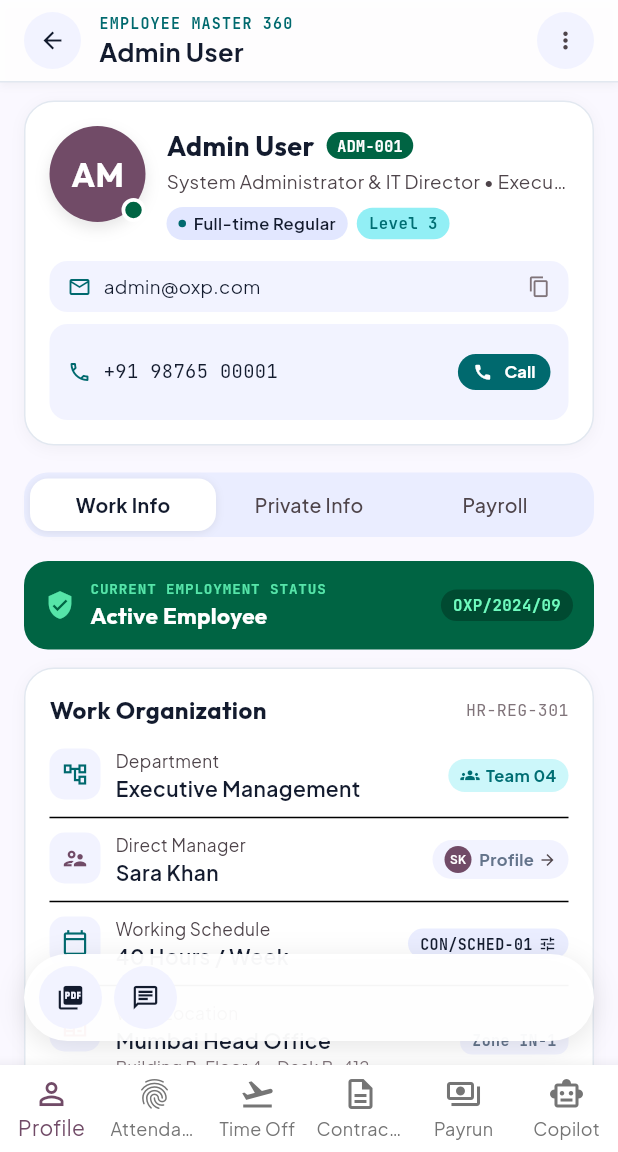
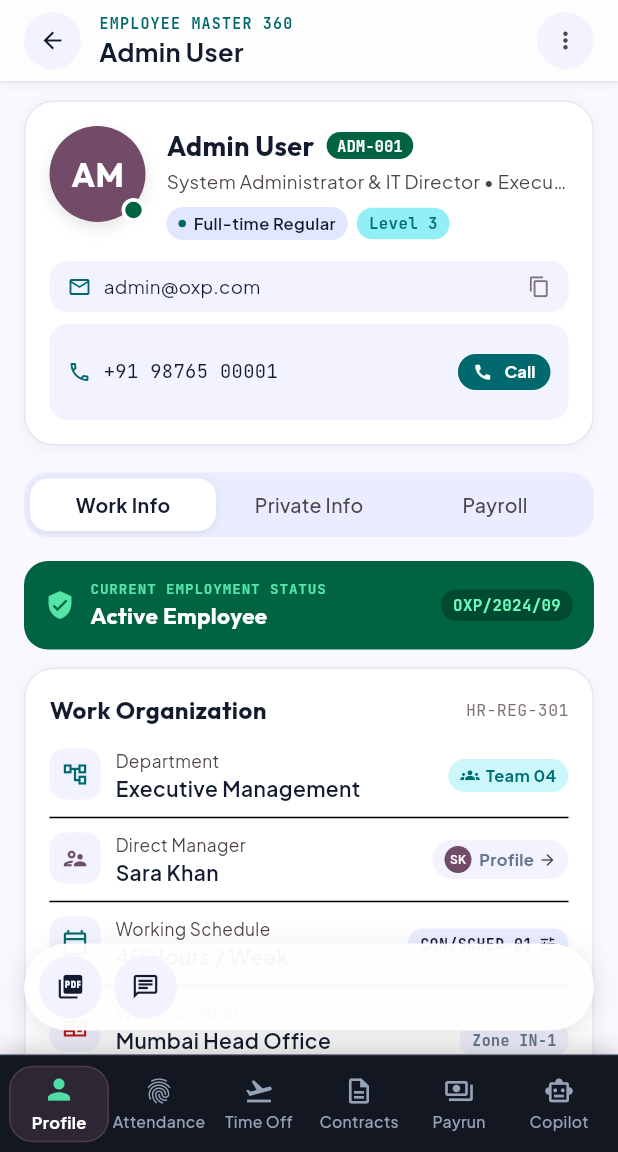
Before and after one commit to Siddharth184/PeoplePay360, a Flutter app: the screen it shows after launch, after a tap on "Sign In to Workspace", on a phone screen of 412 x 824 dp, the part 84-1236 px from its top. Run offline on Flutter 3.47's test engine with Material 3 defaults, Android fonts, the phone set to English and light mode, and no system bars; our stand-ins replace flutter_animate, flutter_markdown, google_fonts, pdf, printing; accounts and stored records are empty; network calls fail; project files that could hold a hidden picture were left out.

Commit message:
fix(contracts): ensure employee details map accurately when HR opens any employee contract

```diff
--- a/frontend/lib/screens/contracts_screen.dart
+++ b/frontend/lib/screens/contracts_screen.dart
@@ -8,7 +8,15 @@ import '../models/models.dart';
 
 class ContractsScreen extends StatefulWidget {
   final void Function(int index)? onNavigateTab;
-  const ContractsScreen({super.key, this.onNavigateTab});
+  final EmployeeModel? initialEmployee;
+  final String? employeeId;
+
+  const ContractsScreen({
+    super.key,
+    this.onNavigateTab,
+    this.initialEmployee,
+    this.employeeId,
+  });
 
   @override
   State<ContractsScreen> createState() => _ContractsScreenState();
@@ -36,13 +44,22 @@ class _ContractsScreenState extends State<ContractsScreen> {
   @override
   void initState() {
     super.initState();
-    _emp = MockDataService.currentEmployee;
+    if (widget.initialEmployee != null) {
+      _emp = widget.initialEmployee!;
+    } else if (widget.employeeId != null && widget.employeeId!.isNotEmpty) {
+      _emp = MockDataService.allEmployees.firstWhere(
+        (e) => e.id == widget.employeeId,
+        orElse: () => MockDataService.currentEmployee,
+      );
+    } else {
+      _emp = MockDataService.currentEmployee;
+    }
     EmployeeService.currentEmployeeNotifier.addListener(_onEmployeeChanged);
     _fetchContracts();
   }
 
   void _onEmployeeChanged() {
-    if (mounted) {
+    if (mounted && widget.initialEmployee == null && widget.employeeId == null) {
       setState(() {
         _emp = EmployeeService.currentEmployeeNotifier.value;
       });
@@ -61,19 +78,51 @@ class _ContractsScreenState extends State<ContractsScreen> {
     if (mounted && res.isSuccess && res.data != null && res.data!.isNotEmpty) {
       _allContracts = res.data!;
       final matching = _allContracts.firstWhere(
-        (c) => c.employeeName.toLowerCase().contains(_emp.name.toLowerCase().split(' ').first),
-        orElse: () => _allContracts.first,
+        (c) => _matchesEmployeeName(c.employeeName, _emp.name),
+        orElse: () => _buildFallbackContract(_emp),
       );
       _applyContractData(matching);
     } else {
       // Fallback from MockDataService
       _allContracts = MockDataService.contracts;
       final matching = _allContracts.firstWhere(
-        (c) => c.employeeName.toLowerCase().contains(_emp.name.toLowerCase().split(' ').first),
-        orElse: () => _allContracts.first,
+        (c) => _matchesEmployeeName(c.employeeName, _emp.name),
+        orElse: () => _buildFallbackContract(_emp),
       );
       _applyContractData(matching);
     }
+  }
+
+  bool _matchesEmployeeName(String contractEmpName, String targetEmpName) {
+    final c = contractEmpName.toLowerCase().trim();
+    final t = targetEmpName.toLowerCase().trim();
+    if (c == t) return true;
+    final cParts = c.split(' ');
+    final tParts = t.split(' ');
+    if (cParts.first.length >= 3 && tParts.first.length >= 3 && cParts.first == tParts.first) {
+      return true;
+    }
+    return false;
+  }
+
+  ContractModel _buildFallbackContract(EmployeeModel emp) {
+    final ref = 'CON/2026/${(emp.name.hashCode.abs() % 8999 + 1000)}';
+    final joiningDt = DateTime.tryParse(emp.dateOfJoining ?? '') ?? DateTime(2024, 1, 1);
+    final isExecutive = emp.jobTitle.toLowerCase().contains('director') ||
+        emp.jobTitle.toLowerCase().contains('manager') ||
+        emp.jobTitle.toLowerCase().contains('lead');
+    final structure = isExecutive ? 'Executive Salary Structure' : 'Regular Employee Base';
+
+    return ContractModel(
+      id: 'con-${emp.id}',
+      refCode: ref,
+      employeeName: emp.name,
+      department: emp.department.isNotEmpty ? emp.department : 'Human Resources',
+      startDate: "${joiningDt.year}-${joiningDt.month.toString().padLeft(2, '0')}-${joiningDt.day.toString().padLeft(2, '0')}",
+      wageMonthly: isExecutive ? 115000.0 : 85000.0,
+      status: 'RUNNING',
+      structureName: structure,
+    );
   }
 
   void _applyContractData(ContractModel c) {
--- a/frontend/lib/screens/employee_profile_screen.dart
+++ b/frontend/lib/screens/employee_profile_screen.dart
@@ -158,7 +158,10 @@ class _EmployeeProfileScreenState extends State<EmployeeProfileScreen> {
         Navigator.push(
           context,
           MaterialPageRoute(
-            builder: (context) => ContractsScreen(onNavigateTab: widget.onNavigateTab),
+            builder: (context) => ContractsScreen(
+              onNavigateTab: widget.onNavigateTab,
+              initialEmployee: emp,
+            ),
           ),
         );
         break;
--- a/frontend/lib/screens/home_navigation_screen.dart
+++ b/frontend/lib/screens/home_navigation_screen.dart
@@ -213,40 +213,34 @@ class _HomeNavigationScreenState extends State<HomeNavigationScreen> {
       isAdmin ? UserManagementScreen(onNavigateTab: _onTabSelected) : accessDeniedScreen('User Management & RBAC', 'System Administrator'), // 11: User Management
     ];
 
-    // Build bottom navigation bar items based on role
-    List<BottomNavigationBarItem> bottomNavItems;
-    List<int> bottomNavIndices;
-
+    // Build enriched navigation bar items based on role
+    List<_NavItem> enrichedNavItems;
     if (isEmployee) {
-      bottomNavItems = const [
-        BottomNavigationBarItem(icon: Icon(Icons.person_outline), label: 'My Profile'),
-        BottomNavigationBarItem(icon: Icon(Icons.fingerprint), label: 'Attendance'),
-        BottomNavigationBarItem(icon: Icon(Icons.flight_takeoff), label: 'Time Off'),
-        BottomNavigationBarItem(icon: Icon(Icons.smart_toy_outlined), label: 'Copilot'),
+      enrichedNavItems = const [
+        _NavItem(icon: Icons.person_outline, activeIcon: Icons.person, label: 'My Profile', targetIndex: 0),
+        _NavItem(icon: Icons.fingerprint, activeIcon: Icons.fingerprint, label: 'Attendance', targetIndex: 1),
+        _NavItem(icon: Icons.flight_takeoff, activeIcon: Icons.flight_takeoff, label: 'Time Off', targetIndex: 2),
+        _NavItem(icon: Icons.smart_toy_outlined, activeIcon: Icons.smart_toy, label: 'Copilot', targetIndex: 6),
       ];
-      bottomNavIndices = [0, 1, 2, 6];
     } else if (isHrManager) {
-      bottomNavItems = const [
-        BottomNavigationBarItem(icon: Icon(Icons.people_outline), label: 'Employees'),
-        BottomNavigationBarItem(icon: Icon(Icons.fingerprint), label: 'Attendance'),
-        BottomNavigationBarItem(icon: Icon(Icons.flight_takeoff), label: 'Time Off'),
-        BottomNavigationBarItem(icon: Icon(Icons.smart_toy_outlined), label: 'Copilot'),
+      enrichedNavItems = const [
+        _NavItem(icon: Icons.people_outline, activeIcon: Icons.people, label: 'Employees', targetIndex: 7),
+        _NavItem(icon: Icons.fingerprint, activeIcon: Icons.fingerprint, label: 'Attendance', targetIndex: 1),
+        _NavItem(icon: Icons.flight_takeoff, activeIcon: Icons.flight_takeoff, label: 'Time Off', targetIndex: 2),
+        _NavItem(icon: Icons.smart_toy_outlined, activeIcon: Icons.smart_toy, label: 'Copilot', targetIndex: 6),
       ];
-      bottomNavIndices = [7, 1, 2, 6];
     } else {
-      bottomNavItems = const [
-        BottomNavigationBarItem(icon: Icon(Icons.person_outline), label: 'Profile'),
-        BottomNavigationBarItem(icon: Icon(Icons.fingerprint), label: 'Attendance'),
-        BottomNavigationBarItem(icon: Icon(Icons.flight_takeoff), label: 'Time Off'),
-        BottomNavigationBarItem(icon: Icon(Icons.description_outlined), label: 'Contracts'),
-        BottomNavigationBarItem(icon: Icon(Icons.payments_outlined), label: 'Payrun'),
-        BottomNavigationBarItem(icon: Icon(Icons.smart_toy_outlined), label: 'Copilot'),
+      enrichedNavItems = const [
+        _NavItem(icon: Icons.person_outline, activeIcon: Icons.person, label: 'Profile', targetIndex: 0),
+        _NavItem(icon: Icons.fingerprint, activeIcon: Icons.fingerprint, label: 'Attendance', targetIndex: 1),
+        _NavItem(icon: Icons.flight_takeoff, activeIcon: Icons.flight_takeoff, label: 'Time Off', targetIndex: 2),
+        _NavItem(icon: Icons.description_outlined, activeIcon: Icons.description, label: 'Contracts', targetIndex: 3),
+        _NavItem(icon: Icons.payments_outlined, activeIcon: Icons.payments, label: 'Payrun', targetIndex: 4),
+        _NavItem(icon: Icons.smart_toy_outlined, activeIcon: Icons.smart_toy, label: 'Copilot', targetIndex: 6),
       ];
-      bottomNavIndices = [0, 1, 2, 3, 4, 6];
     }
 
-    int currentBottomNavIndex = bottomNavIndices.indexOf(_currentIndex);
-    if (currentBottomNavIndex == -1) currentBottomNavIndex = 0;
+    final bottomNavIndices = enrichedNavItems.map((e) => e.targetIndex).toList();
 
     return PopScope(
       canPop: false,
@@ -574,18 +568,111 @@ class _HomeNavigationScreenState extends State<HomeNavigationScreen> {
           index: _currentIndex,
           children: screens,
         ),
-        bottomNavigationBar: BottomNavigationBar(
-          currentIndex: currentBottomNavIndex,
-          onTap: (navIndex) {
-            final targetTab = bottomNavIndices[navIndex];
-            _onTabSelected(targetTab);
-          },
-          type: BottomNavigationBarType.fixed,
-          selectedItemColor: AppTheme.odooAubergine,
-          unselectedItemColor: Colors.grey.shade600,
-          items: bottomNavItems,
+        bottomNavigationBar: _buildEnrichedNavBar(
+          items: enrichedNavItems,
+          currentIndex: _currentIndex,
+          onSelect: _onTabSelected,
+        ),
+      ),
+    );
+  }
+
+  Widget _buildEnrichedNavBar({
+    required List<_NavItem> items,
+    required int currentIndex,
+    required Function(int) onSelect,
+  }) {
+    // Determine active index in items list. If currentIndex is not in items, activeIdx is -1 (no item highlighted!)
+    final activeIdx = items.indexWhere((item) => item.targetIndex == currentIndex);
+
+    return Container(
+      decoration: const BoxDecoration(
+        color: Color(0xFF131722),
+        boxShadow: [
+          BoxShadow(
+            color: Color(0x33000000),
+            blurRadius: 12,
+            offset: Offset(0, -3),
+          ),
+        ],
+        border: Border(
+          top: BorderSide(color: Color(0xFF252C3D), width: 1),
+        ),
+      ),
+      child: SafeArea(
+        top: false,
+        child: Container(
+          height: 64,
+          padding: const EdgeInsets.symmetric(horizontal: 6, vertical: 6),
+          child: Row(
+            mainAxisAlignment: MainAxisAlignment.spaceAround,
+            children: List.generate(items.length, (i) {
+              final item = items[i];
+              final isSelected = (i == activeIdx);
+
+              return Expanded(
+                child: InkWell(
+                  onTap: () => onSelect(item.targetIndex),
+                  borderRadius: BorderRadius.circular(16),
+                  splashColor: const Color(0xFF714B67).withValues(alpha: 0.2),
+                  highlightColor: Colors.transparent,
+                  child: AnimatedContainer(
+                    duration: const Duration(milliseconds: 220),
+                    curve: Curves.easeOutCubic,
+                    padding: const EdgeInsets.symmetric(vertical: 4),
+                    decoration: isSelected
+                        ? BoxDecoration(
+                            color: const Color(0xFF714B67).withValues(alpha: 0.28),
+                            borderRadius: BorderRadius.circular(16),
+                            border: Border.all(
+                              color: const Color(0xFF714B67).withValues(alpha: 0.5),
+                              width: 1,
+                            ),
+                          )
+                        : null,
+                    child: Column(
+                      mainAxisAlignment: MainAxisAlignment.center,
+                      mainAxisSize: MainAxisSize.min,
+                      children: [
+                        Icon(
+                          isSelected ? item.activeIcon : item.icon,
+                          color: isSelected ? const Color(0xFF4EDEA3) : const Color(0xFF94A3B8),
+                          size: isSelected ? 22 : 20,
+                        ),
+                        const SizedBox(height: 3),
+                        Text(
+                          item.label,
+                          maxLines: 1,
+                          overflow: TextOverflow.ellipsis,
+                          style: TextStyle(
+                            fontSize: isSelected ? 11 : 10.5,
+                            fontWeight: isSelected ? FontWeight.bold : FontWeight.w500,
+                            color: isSelected ? Colors.white : const Color(0xFF94A3B8),
+                          ),
+                        ),
+                      ],
+                    ),
+                  ),
+                ),
+              );
+            }),
+          ),
         ),
       ),
     );
   }
 }
+
+class _NavItem {
+  final IconData icon;
+  final IconData activeIcon;
+  final String label;
+  final int targetIndex;
+
+  const _NavItem({
+    required this.icon,
+    required this.activeIcon,
+    required this.label,
+    required this.targetIndex,
+  });
+}
--- a/frontend/lib/services/mock_data_service.dart
+++ b/frontend/lib/services/mock_data_service.dart
@@ -350,13 +350,19 @@ class MockDataService {
   ];
 
   static List<ContractModel> contracts = [
-    ContractModel(id: 'con-01', refCode: 'CON/2026/0042', employeeName: 'Aarav Sharma', department: 'Finance & Tech Ops', startDate: '2026-01-01', wageMonthly: 100000.0, status: 'RUNNING', structureName: 'Regular Employee Base'),
-    ContractModel(id: 'con-02', refCode: 'CON/2025/0011', employeeName: 'Aarav Sharma', department: 'Software Dev', startDate: '2025-01-01', endDate: '2025-12-31', wageMonthly: 85000.0, status: 'EXPIRED', structureName: 'Regular Employee Base'),
-    ContractModel(id: 'con-03', refCode: 'CON/2026/0043', employeeName: 'Priya Patel', department: 'Finance & Tech Ops', startDate: '2026-01-01', wageMonthly: 92000.0, status: 'RUNNING', structureName: 'Regular Employee Base'),
-    ContractModel(id: 'con-04', refCode: 'CON/2026/0044', employeeName: 'Vikram Singh', department: 'Engineering', startDate: '2026-02-01', wageMonthly: 78000.0, status: 'RUNNING', structureName: 'Regular Employee Base'),
-    ContractModel(id: 'con-05', refCode: 'CON/2026/0045', employeeName: 'Mohammed Ali', department: 'Sales', startDate: '2026-03-01', endDate: '2026-08-31', wageMonthly: 55000.0, status: 'EXPIRED', structureName: 'Contractor Base'),
-    ContractModel(id: 'con-06', refCode: 'CON/2026/0051', employeeName: 'Neha Verma', department: 'Design', startDate: '2026-01-15', wageMonthly: 70000.0, status: 'RUNNING', structureName: 'Regular Employee Base'),
-    ContractModel(id: 'con-07', refCode: 'CON/2026/0052', employeeName: 'Karan Mehta', department: 'Customer Support', startDate: '2026-06-01', wageMonthly: 48000.0, status: 'DRAFT', structureName: 'Regular Employee Base'),
+    ContractModel(id: 'con-01', refCode: 'CON/2026/0010', employeeName: 'Sara Khan', department: 'Human Resources', startDate: '2021-01-04', wageMonthly: 125000.0, status: 'RUNNING', structureName: 'Executive Salary Structure'),
+    ContractModel(id: 'con-02', refCode: 'CON/2026/0042', employeeName: 'Aarav Mehta', department: 'Finance & Tech Ops', startDate: '2024-04-01', wageMonthly: 100000.0, status: 'RUNNING', structureName: 'Regular Employee Base'),
+    ContractModel(id: 'con-02b', refCode: 'CON/2023/0018', employeeName: 'Aarav Mehta', department: 'Finance & Tech Ops', startDate: '2023-04-01', endDate: '2024-03-31', wageMonthly: 85000.0, status: 'EXPIRED', structureName: 'Regular Employee Base'),
+    ContractModel(id: 'con-03', refCode: 'CON/2026/0015', employeeName: 'Vikram Nair', department: 'Finance & Operations', startDate: '2022-03-15', wageMonthly: 115000.0, status: 'RUNNING', structureName: 'Executive Salary Structure'),
+    ContractModel(id: 'con-04', refCode: 'CON/2026/0022', employeeName: 'Priya Sharma', department: 'Engineering', startDate: '2023-01-15', wageMonthly: 95000.0, status: 'RUNNING', structureName: 'Regular Employee Base'),
+    ContractModel(id: 'con-05', refCode: 'CON/2026/0031', employeeName: 'Rohan Desai', department: 'Engineering', startDate: '2023-08-01', wageMonthly: 110000.0, status: 'RUNNING', structureName: 'Executive Salary Structure'),
+    ContractModel(id: 'con-06', refCode: 'CON/2026/0043', employeeName: 'Priya Patel', department: 'Finance & Tech Ops', startDate: '2023-06-12', wageMonthly: 92000.0, status: 'RUNNING', structureName: 'Regular Employee Base'),
+    ContractModel(id: 'con-07', refCode: 'CON/2026/0028', employeeName: 'Rajesh Kumar', department: 'Human Resources', startDate: '2022-02-01', wageMonthly: 88000.0, status: 'RUNNING', structureName: 'Regular Employee Base'),
+    ContractModel(id: 'con-08', refCode: 'CON/2026/0051', employeeName: 'Neha Verma', department: 'Design', startDate: '2024-01-22', wageMonthly: 70000.0, status: 'RUNNING', structureName: 'Regular Employee Base'),
+    ContractModel(id: 'con-09', refCode: 'CON/2026/0045', employeeName: 'Mohammed Ali', department: 'Sales', startDate: '2025-03-03', endDate: '2026-08-31', wageMonthly: 55000.0, status: 'EXPIRED', structureName: 'Contractor Base'),
+    ContractModel(id: 'con-10', refCode: 'CON/2026/0054', employeeName: 'Ananya Reddy', department: 'Engineering', startDate: '2024-07-08', wageMonthly: 72000.0, status: 'RUNNING', structureName: 'Regular Employee Base'),
+    ContractModel(id: 'con-11', refCode: 'CON/2026/0052', employeeName: 'Karan Mehta', department: 'Customer Support', startDate: '2025-05-19', wageMonthly: 48000.0, status: 'DRAFT', structureName: 'Regular Employee Base'),
+    ContractModel(id: 'con-12', refCode: 'CON/2026/0001', employeeName: 'Admin User', department: 'Executive Management', startDate: '2020-01-01', wageMonthly: 150000.0, status: 'RUNNING', structureName: 'Executive Salary Structure'),
   ];
 
   static List<SalaryRuleModel> salaryRules = [
```
